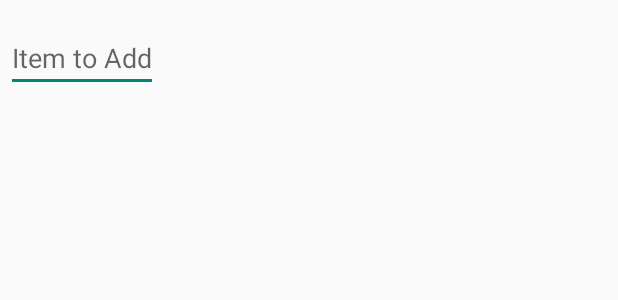
After one commit to kuwatly/Free-Cookies, an Android app: the layout add_item_dialog.xml on its own in the app's theme, with its tools: preview values and no code run, on a phone screen of 412 x 824 dp. The commit adds this screen. Shown: the top 300 px of the screen. Run offline under Robolectric (Android 15) with nearby library versions, the light colour scheme and no system bars.

Commit message:
adding dialogs

```diff
--- a/app/build.gradle
+++ b/app/build.gradle
@@ -5,7 +5,7 @@ android {
     buildToolsVersion "24.0.3"
     defaultConfig {
         applicationId 'org.weibeld.example.tabs'
-        minSdkVersion 16
+        minSdkVersion 23
         targetSdkVersion 24
         versionCode 1
         versionName "1.0"
--- /dev/null
+++ b/app/src/main/res/layout/add_item_dialog.xml
@@ -0,0 +1,15 @@
+<LinearLayout xmlns:android="http://schemas.android.com/apk/res/android"
+    android:orientation="vertical"
+    android:layout_width="wrap_content"
+    android:layout_height="wrap_content">
+    <EditText
+        android:id="@+id/username"
+        android:inputType="textEmailAddress"
+        android:layout_width="match_parent"
+        android:layout_height="wrap_content"
+        android:layout_marginTop="16dp"
+        android:layout_marginLeft="4dp"
+        android:layout_marginRight="4dp"
+        android:layout_marginBottom="4dp"
+        android:hint="Item to Add" />
+</LinearLayout>
--- a/build.gradle
+++ b/build.gradle
@@ -6,6 +6,7 @@ buildscript {
     }
     dependencies {
         classpath 'com.android.tools.build:gradle:2.2.0'
+        classpath 'com.google.gms:google-services:3.1.0'
 
         // NOTE: Do not place your application dependencies here; they belong
         // in the individual module build.gradle files
@@ -15,6 +16,9 @@ buildscript {
 allprojects {
     repositories {
         jcenter()
+        maven {
+            url "https://maven.google.com" // Google's Maven repo
+        }
     }
 }
 
```
Also changed, not shown: app/src/main/java/org/weibeld/example/tabs/MainActivity.java (+62 -3 lines), app/src/main/res/layout/activity_main.xml (+3 -4 lines).
